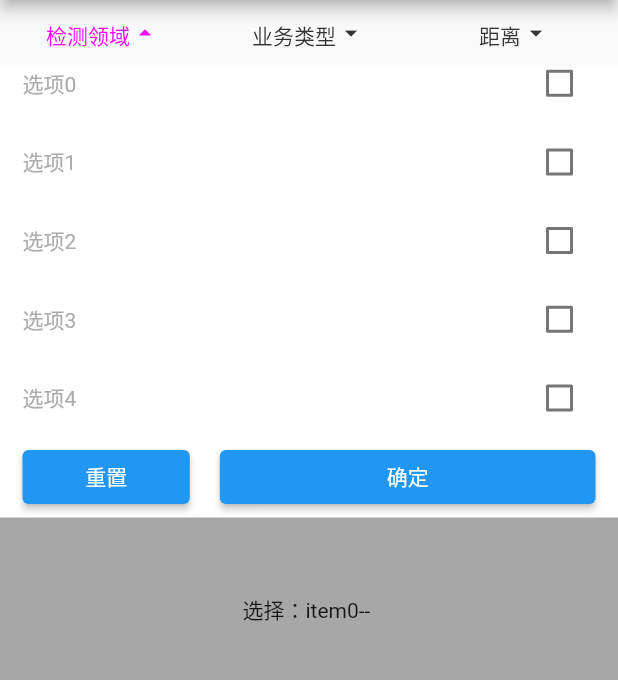
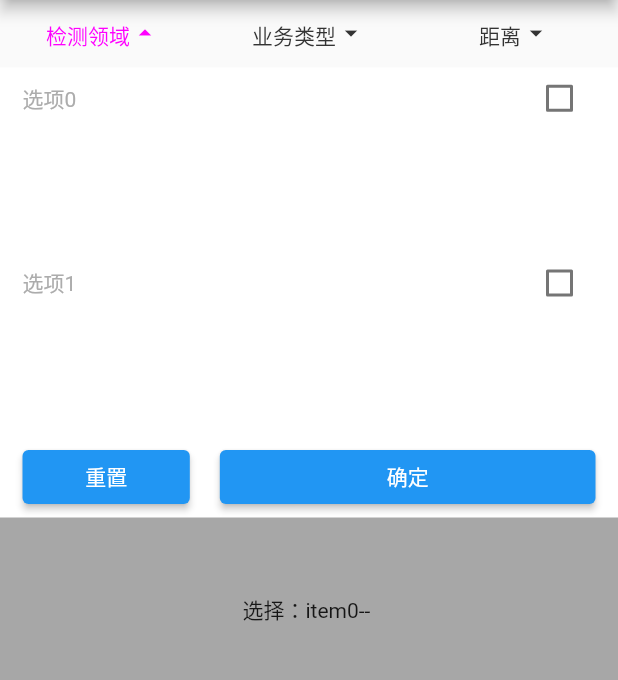
Before and after one commit to lixp185/flutter_down_menu, a Flutter app: the screen it shows after launch, after a tap on an icon or button, on a phone screen of 412 x 824 dp, the part 84-764 px from its top. Run offline on Flutter 3.47's test engine with Material 2 defaults, Android fonts, the phone set to English and light mode, and no system bars.

Commit message:
更改menuList

```diff
--- a/example/lib/main.dart
+++ b/example/lib/main.dart
@@ -76,7 +76,9 @@ class _MyHomePageState extends State<MyHomePage> {
                         menuController: _menuController,
                         filterList: list1,
                         onTap: (index) {
-                          setState(() {});
+                          setState(() {
+
+                          });
                         },
                       ),
                       MenuList(
--- a/lib/src/bean/filter_res.dart
+++ b/lib/src/bean/filter_res.dart
@@ -3,27 +3,26 @@
 
 /// 通用筛选项
 class FilterRes {
-  int? _code;
+  String? _id;
   String? _name;
   bool isSelect = false; // 是否选择
   bool isOpen = false; // 是否展开
-
   String? _scale;
 
-  int? get code => _code;
+  String? get id => _id;
 
   String? get name => _name;
 
   String? get scale => _scale;
 
-  FilterRes({int? code, String? name, String? scale}) {
-    _code = code;
+  FilterRes({String? id, String? name, String? scale}) {
+    _id = id;
     _name = name;
     _scale = scale;
   }
 
   FilterRes.fromJson(dynamic json) {
-    _code = json['code'];
+    _id = json['id'];
     _name = json['name'];
     _scale = json['scale'] ?? "";
     isSelect = false;
@@ -32,7 +31,7 @@ class FilterRes {
 
   Map<String, dynamic> toJson() {
     var map = <String, dynamic>{};
-    map['code'] = _code;
+    map['id'] = _id;
     map['name'] = _name;
     map['isSelect'] = isSelect;
     map['isOpen'] = isOpen;
--- a/lib/src/widgets/menu_list.dart
+++ b/lib/src/widgets/menu_list.dart
@@ -17,9 +17,6 @@ class MenuList extends StatefulWidget {
   /// 选择回调
   final Function(int index)? onTap;
 
-  /// 自定义item
-  final Widget? itemWidget;
-
   /// 选择控制器
   final MenuController menuController;
 
@@ -31,17 +28,42 @@ class MenuList extends StatefulWidget {
   final EdgeInsetsGeometry? margin;
   final EdgeInsetsGeometry? padding;
 
-  const MenuList(
-      {Key? key,
+  final int crossAxisCount;
+
+  /// 背景色
+  final Color bgColor;
+  final Color unBgColor;
+
+  /// 边框色
+  final Color outLineColor;
+  final Color unOutLineColor;
+
+  /// 文字色
+  final Color fontColor;
+  final Color unFontColor;
+
+  final double fontSize;
+  final double radius;
+
+  const MenuList({
+    Key? key,
     required this.filterList,
     this.onTap,
-      this.itemWidget,
     required this.menuController,
     required this.index,
     this.choose = Choose.single,
     this.margin,
-      this.padding})
-      : super(key: key);
+    this.padding,
+    this.crossAxisCount = 1,
+    this.bgColor = const Color(0x0DAB4BF4),
+    this.unBgColor = Colors.white,
+    this.outLineColor = const Color(0xffab4bf4),
+    this.unOutLineColor = const Color(0xffacacac),
+    this.radius = 4,
+    this.fontColor = const Color(0xffab4bf4),
+    this.unFontColor = const Color(0xffacacac),
+    this.fontSize = 12,
+  }) : super(key: key);
 
   @override
   _MenuListState createState() => _MenuListState();
@@ -50,10 +72,13 @@ class MenuList extends StatefulWidget {
 class _MenuListState extends State<MenuList> {
   @override
   Widget build(BuildContext context) {
-    return Container(
+    return MediaQuery.removePadding(
+      context: context,
+      child: Container(
           margin: widget.margin ??
               const EdgeInsetsDirectional.only(start: 15, end: 15),
-        padding: widget.padding ?? const EdgeInsetsDirectional.only(bottom: 5),
+          padding: widget.padding ??
+              const EdgeInsetsDirectional.only(bottom: 5, top: 10),
           child: Stack(
             children: [
               Container(
@@ -62,39 +87,43 @@ class _MenuListState extends State<MenuList> {
                     : null,
                 child: GridView.builder(
                   physics: const BouncingScrollPhysics(),
-                gridDelegate: const SliverGridDelegateWithFixedCrossAxisCount(
+                  gridDelegate: SliverGridDelegateWithFixedCrossAxisCount(
                     //设置列数
-                  crossAxisCount: 1,
+                    crossAxisCount: widget.crossAxisCount,
                     //设置横向间距
                     crossAxisSpacing: 10,
                     //设置主轴间距
                     mainAxisSpacing: 10,
                     // 宽高比
-                  childAspectRatio: 9,
+                    childAspectRatio: 3.375,
                   ),
                   itemBuilder: (context, index) {
                     return widget.choose == Choose.single
                         ? InkWell(
-                          child: widget.itemWidget ??
-                              Container(
+                            child: Container(
+                                padding: const EdgeInsetsDirectional.only(
+                                    start: 4, end: 4),
                                 decoration: BoxDecoration(
                                     color: widget.filterList[index].isSelect == true
-                                          ? const Color(0x0DAB4BF4)
-                                          : Colors.white,
-                                      borderRadius: const BorderRadius.all(
-                                          Radius.circular(4)),
+                                        ? widget.bgColor
+                                        : widget.unBgColor,
+                                    borderRadius: BorderRadius.all(
+                                        Radius.circular(widget.radius)),
                                     border: Border.all(
                                         color:
                                             widget.filterList[index].isSelect == true
-                                                  ? const Color(0xffab4bf4)
-                                                  : const Color(0xffacacac))),
+                                                ? widget.outLineColor
+                                                : widget.unOutLineColor)),
                                 alignment: Alignment.center,
                                 child: Text(widget.filterList[index].name ?? "",
+                                    maxLines: 1,
+                                    overflow: TextOverflow.ellipsis,
                                     style: TextStyle(
+                                        fontSize: widget.fontSize,
                                         color:
                                             widget.filterList[index].isSelect == true
-                                                  ? const Color(0xffab4bf4)
-                                                  : const Color(0xffacacac)))),
+                                                ? widget.fontColor
+                                                : widget.unFontColor))),
                             onTap: () {
                               widget.menuController.changeTitle(
                                   widget.index, widget.filterList[index].name);
@@ -124,12 +153,13 @@ class _MenuListState extends State<MenuList> {
                                             color: widget.filterList[index]
                                                         .isSelect ==
                                                     true
-                                              ? const Color(0xffab4bf4)
-                                              : const Color(0xffacacac))),
+                                                ? widget.fontColor
+                                                : widget.unFontColor)),
                                     onTap: () {
                                       setState(() {
                                         widget.filterList[index].isSelect =
-                                          !(widget.filterList[index].isSelect);
+                                            !(widget
+                                                .filterList[index].isSelect);
                                       });
                                     },
                                   )),
@@ -205,6 +235,8 @@ class _MenuListState extends State<MenuList> {
                 visible: widget.choose == Choose.multi,
               )
             ],
-        ));
+          )),
+      removeTop: true,
+    );
   }
 }
--- a/pubspec.yaml
+++ b/pubspec.yaml
@@ -2,7 +2,7 @@ name: flutter_down_menu
 description: Customize the drop-down menu, quickly realize the head drop-down menu,
   and support the rapid realization of single selection, multiple selection list, secondary list, single selection, multiple selection and other functions.
 
-version: 0.0.3
+version: 0.0.4
 homepage: https://github.com/lixp185/flutter_down_menu
 
 environment:
```
Also changed, not shown: 2 other files. Lines whose indentation alone changed are shown as unchanged.
